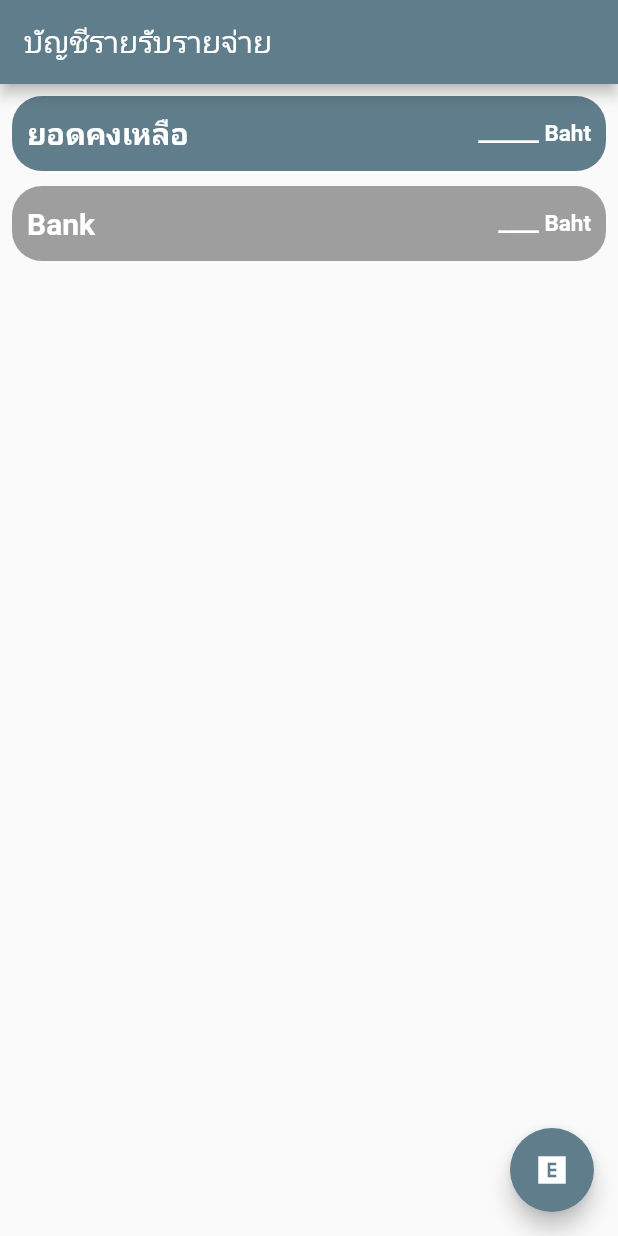
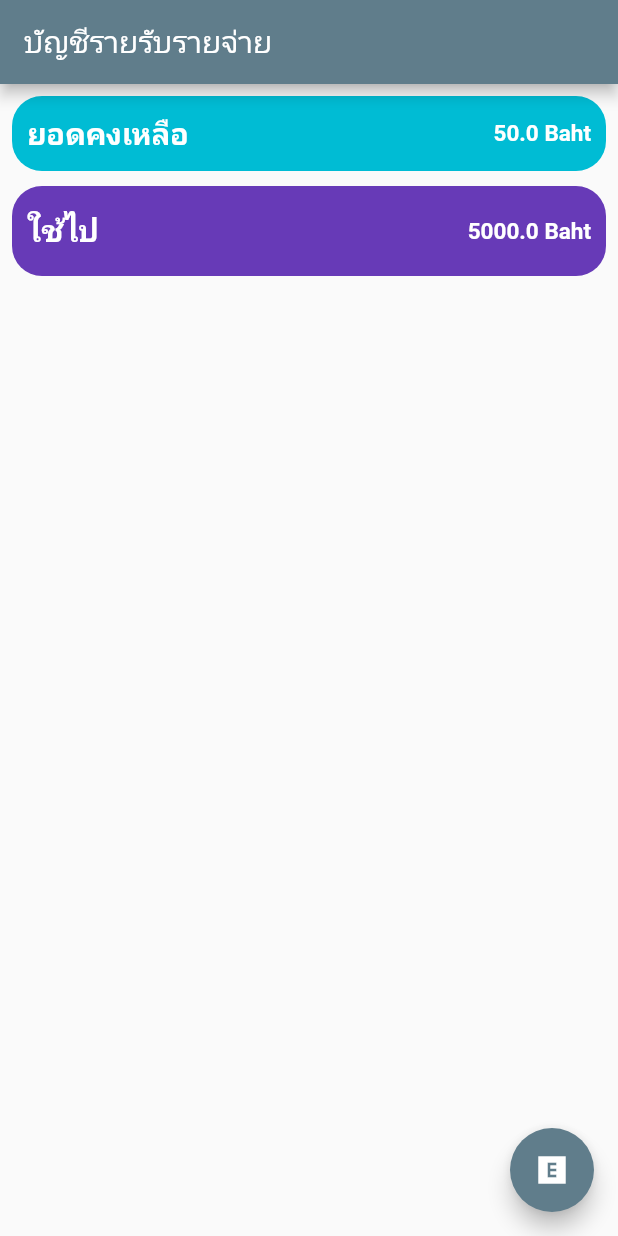
Before and after one commit to NGOMNGOM/FlutterRepo, a Flutter app: the screen it shows after launch, on a phone screen of 412 x 824 dp. Run offline on Flutter 3.47's test engine with Material 2 defaults, Android fonts, the phone set to English and light mode, and no system bars.

```diff
--- /dev/null
+++ b/flutter_application_1/lib/MoneyBox.dart
@@ -0,0 +1,40 @@
+import 'package:flutter/material.dart';
+
+// ignore: must_be_immutable
+class MoneyBox extends StatelessWidget {
+  String info = "";
+  double number = 0;
+  Color color = Colors.white;
+  double size = 0;
+  MoneyBox(
+      {super.key,
+      required this.info,
+      required this.number,
+      required this.color,
+      required this.size});
+  @override
+  Widget build(BuildContext context) {
+    return Container(
+      padding: const EdgeInsets.all(10),
+      decoration:
+          BoxDecoration(color: color, borderRadius: BorderRadius.circular(20)),
+      height: size,
+      child: Row(
+        children: [
+          Text(
+            info,
+            style: const TextStyle(
+                color: Colors.white, fontSize: 20, fontWeight: FontWeight.w600),
+          ),
+          Expanded(
+              child: Text(
+            "$number Baht",
+            style: const TextStyle(
+                color: Colors.white, fontSize: 15, fontWeight: FontWeight.w600),
+            textAlign: TextAlign.right,
+          ))
+        ],
+      ),
+    );
+  }
+}
--- a/flutter_application_1/lib/main.dart
+++ b/flutter_application_1/lib/main.dart
@@ -1,5 +1,6 @@
 import "package:flutter/material.dart";
 import "FoodMenu.dart";
+import "MoneyBox.dart";
 
 void main() {
   var app = const MyApp();
@@ -48,56 +49,11 @@ class _IndexState extends State<Index> {
       body: Padding(
         padding: const EdgeInsets.all(8.0),
         child: Column(children: [
-          Container(
-            padding: const EdgeInsets.all(10),
-            decoration: BoxDecoration(
-                color: Colors.blueGrey,
-                borderRadius: BorderRadius.circular(20)),
-            height: 50,
-            child: const Row(
-              children: [
-                Text(
-                  "ยอดคงเหลือ",
-                  style: TextStyle(
-                      color: Colors.white,
-                      fontSize: 20,
-                      fontWeight: FontWeight.w600),
-                ),
-                Expanded(
-                    child: Text(
-                  "______ Baht",
-                  style: TextStyle(
-                      color: Colors.white,
-                      fontSize: 15,
-                      fontWeight: FontWeight.w600),
-                  textAlign: TextAlign.right,
-                ))
-              ],
-            ),
-          ),
+          MoneyBox(
+              info: "ยอดคงเหลือ", number: 50, color: Colors.cyan, size: 50),
           const SizedBox(height: 10),
-          Container(
-            padding: const EdgeInsets.all(10),
-            decoration: BoxDecoration(
-                color: Colors.grey, borderRadius: BorderRadius.circular(20)),
-            height: 50,
-            child: const Row(
-              children: [
-                Text("Bank",
-                    style: TextStyle(
-                        color: Colors.white,
-                        fontSize: 20,
-                        fontWeight: FontWeight.w600)),
-                Expanded(
-                    child: Text("____ Baht",
-                        textAlign: TextAlign.end,
-                        style: TextStyle(
-                            color: Colors.white,
-                            fontSize: 15,
-                            fontWeight: FontWeight.w600)))
-              ],
-            ),
-          )
+          MoneyBox(
+              info: "ใช้ไป", number: 5000, color: Colors.deepPurple, size: 60)
         ]),
       ),
       floatingActionButton: FloatingActionButton(
```
